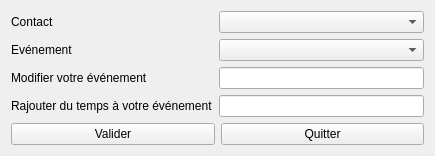
Qt form Projet/ModificationEvenementWindow.ui (Dwarron/ProjetCDAA) before a commit.
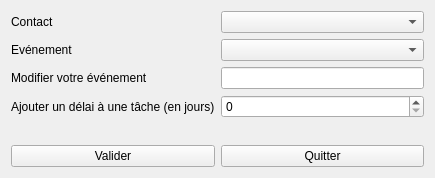
The same form after that commit.

Commit message: Classe interface entre QObject et classes POO, recherche interactive et selection d'un contact pour modification, création d'un contact

```diff
--- a/Projet/ModificationEvenementWindow.ui
+++ b/Projet/ModificationEvenementWindow.ui
@@ -7,7 +7,7 @@
     <x>0</x>
     <y>0</y>
     <width>435</width>
-    <height>133</height>
+    <height>178</height>
    </rect>
   </property>
   <property name="windowTitle">
@@ -58,12 +58,12 @@
        <item row="3" column="0">
         <widget class="QLabel" name="addTimeLabel">
          <property name="text">
-          <string>Rajouter du temps à votre événement</string>
+          <string>Ajouter un délai à une tâche (en jours)</string>
          </property>
         </widget>
        </item>
        <item row="3" column="1">
-        <widget class="QLineEdit" name="addTimeLineEdit"/>
+        <widget class="QSpinBox" name="addTimeSpinBox"/>
        </item>
       </layout>
      </item>
```
Left out of the diff: 3 changed lines with no effect on the pictures. The commit also changes 74 other files.
